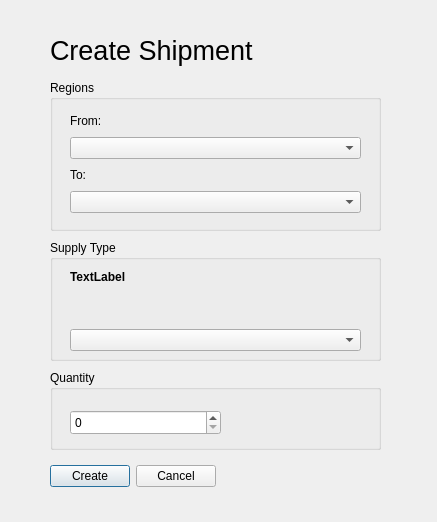
paulina7m/COMP3004OmegaSquad, file OmegaSquaddApplication/createshipmentswindow.ui: the form before one commit.
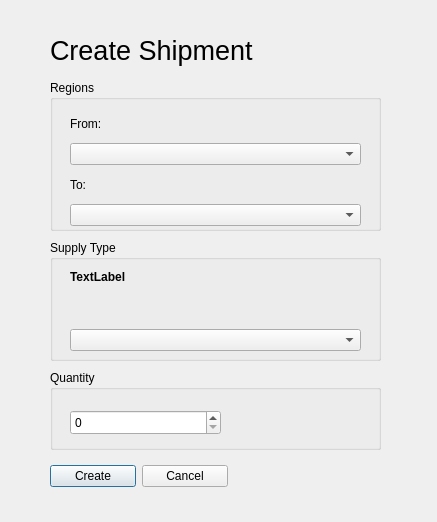
The form after the commit.

Commit message: Set the minimum size for each window

The edit to the form file:
```diff
--- a/OmegaSquaddApplication/createshipmentswindow.ui
+++ b/OmegaSquaddApplication/createshipmentswindow.ui
@@ -13,6 +13,12 @@
     <height>522</height>
    </rect>
   </property>
+  <property name="minimumSize">
+   <size>
+    <width>437</width>
+    <height>522</height>
+   </size>
+  </property>
   <property name="windowTitle">
    <string>Create Shipment</string>
   </property>
@@ -55,7 +61,7 @@
       <x>20</x>
       <y>30</y>
       <width>291</width>
-      <height>103</height>
+      <height>116</height>
      </rect>
     </property>
     <layout class="QVBoxLayout" name="verticalLayout">
@@ -166,7 +172,7 @@
     <rect>
      <x>50</x>
      <y>460</y>
-     <width>166</width>
+     <width>178</width>
      <height>32</height>
     </rect>
    </property>
```
The commit also changes 10 other files.
